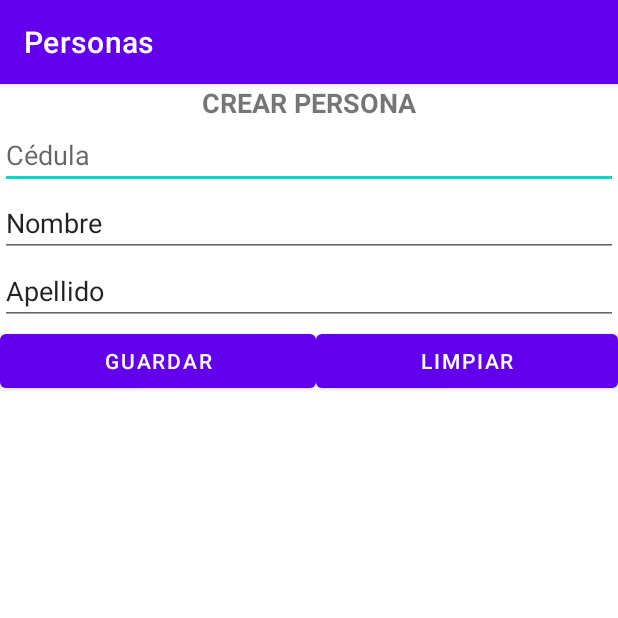
After one commit to ingcoty/Personas, an Android app: the ListarPersonas screen opened directly, with no data from a screen before it, on a phone screen of 412 x 824 dp, the top half of it. The commit adds this screen. Run offline under Robolectric (Android 15) with nearby library versions, the phone set to English and light mode, and no system bars.

Commit message:
activities terminadas

```diff
--- a/app/src/main/AndroidManifest.xml
+++ b/app/src/main/AndroidManifest.xml
@@ -9,6 +9,8 @@
         android:roundIcon="@mipmap/ic_launcher_round"
         android:supportsRtl="true"
         android:theme="@style/Theme.Personas">
+        <activity android:name=".ListarPersonas"></activity>
+        <activity android:name=".CrearPersonas" />
         <activity android:name=".MainActivity">
             <intent-filter>
                 <action android:name="android.intent.action.MAIN" />
--- /dev/null
+++ b/app/src/main/java/com/example/personas/ListarPersonas.java
@@ -0,0 +1,14 @@
+package com.example.personas;
+
+import androidx.appcompat.app.AppCompatActivity;
+
+import android.os.Bundle;
+
+public class ListarPersonas extends AppCompatActivity {
+
+    @Override
+    protected void onCreate(Bundle savedInstanceState) {
+        super.onCreate(savedInstanceState);
+        setContentView(R.layout.activity_listar_personas);
+    }
+}
--- /dev/null
+++ b/app/src/main/res/layout/activity_listar_personas.xml
@@ -0,0 +1,62 @@
+<?xml version="1.0" encoding="utf-8"?>
+<LinearLayout xmlns:android="http://schemas.android.com/apk/res/android"
+    xmlns:app="http://schemas.android.com/apk/res-auto"
+    xmlns:tools="http://schemas.android.com/tools"
+    android:layout_width="match_parent"
+    android:layout_height="match_parent"
+    android:orientation="vertical"
+    tools:context=".ListarPersonas">
+
+    <TextView
+        android:id="@+id/lblTitulo"
+        android:layout_width="match_parent"
+        android:layout_height="wrap_content"
+        android:text="@string/Titulo_crear_persona"
+        android:textAlignment="center"
+        android:textSize="18sp"
+        android:textStyle="bold" />
+
+    <EditText
+        android:id="@+id/txtCedula"
+        android:layout_width="match_parent"
+        android:layout_height="wrap_content"
+        android:ems="10"
+        android:hint="@string/Txt_Cedula"
+        android:inputType="number" />
+
+    <EditText
+        android:id="@+id/txtNombre"
+        android:layout_width="match_parent"
+        android:layout_height="wrap_content"
+        android:ems="10"
+        android:inputType="textPersonName"
+        android:text="@string/Txt_Nombre" />
+
+    <EditText
+        android:id="@+id/txtApellido"
+        android:layout_width="match_parent"
+        android:layout_height="wrap_content"
+        android:ems="10"
+        android:inputType="textPersonName"
+        android:text="@string/Txt_Apellido" />
+
+    <LinearLayout
+        android:layout_width="match_parent"
+        android:layout_height="match_parent"
+        android:orientation="horizontal">
+
+        <Button
+            android:id="@+id/btnGuardar"
+            android:layout_width="wrap_content"
+            android:layout_height="wrap_content"
+            android:layout_weight="1"
+            android:text="@string/Btn_Guardar" />
+
+        <Button
+            android:id="@+id/btnLimpiar"
+            android:layout_width="wrap_content"
+            android:layout_height="wrap_content"
+            android:layout_weight="1"
+            android:text="@string/Btn_Limpiar" />
+    </LinearLayout>
+</LinearLayout>
--- a/app/src/main/res/values/strings.xml
+++ b/app/src/main/res/values/strings.xml
@@ -1,3 +1,11 @@
 <resources>
     <string name="app_name">Personas</string>
+    <string name="Titulo_crear_persona">CREAR PERSONA</string>
+    <string name="Txt_Cedula">Cédula</string>
+    <string name="Txt_Nombre">Nombre</string>
+    <string name="Txt_Apellido">Apellido</string>
+    <string name="Btn_Guardar">Guardar</string>
+    <string name="Btn_Limpiar">LIMPIAR</string>
+    <string name="lbl_TituloListar">PERSONAS</string>
+    <string name="colNumero">No.</string>
 </resources>
```
Also changed, not shown: app/src/main/java/com/example/personas/CrearPersonas.java (added, +14 -0 lines), app/src/main/res/layout/activity_crear_personas.xml (added, +58 -0 lines), app/src/main/res/layout/activity_main.xml (+8 -12 lines).
